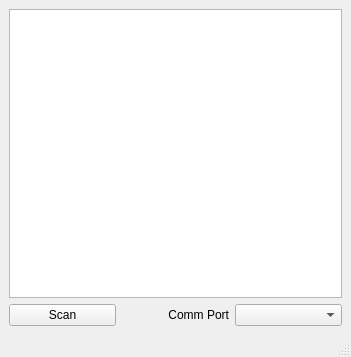
Qt form mainwindow.ui (W8LID/WSFree) before a commit.
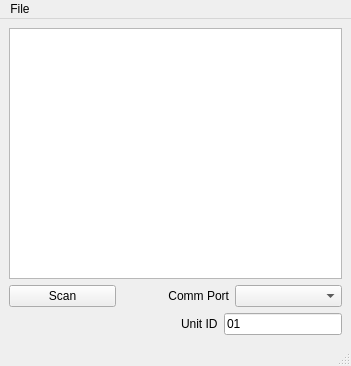
The same form after that commit.

Commit message: Added reset all under file menu, added text box to change unit ID.

The edit to the form file:
```diff
--- a/mainwindow.ui
+++ b/mainwindow.ui
@@ -7,7 +7,7 @@
     <x>0</x>
     <y>0</y>
     <width>351</width>
-    <height>357</height>
+    <height>366</height>
    </rect>
   </property>
   <property name="minimumSize">
@@ -55,6 +55,33 @@
       </item>
      </layout>
     </item>
+    <item row="6" column="0">
+     <layout class="QHBoxLayout" name="horizontalLayout_2">
+      <item>
+       <widget class="QLabel" name="label_2">
+        <property name="text">
+         <string>Unit ID</string>
+        </property>
+        <property name="margin">
+         <number>0</number>
+        </property>
+        <property name="indent">
+         <number>172</number>
+        </property>
+       </widget>
+      </item>
+      <item>
+       <widget class="QLineEdit" name="unitID">
+        <property name="layoutDirection">
+         <enum>Qt::RightToLeft</enum>
+        </property>
+        <property name="text">
+         <string>01</string>
+        </property>
+       </widget>
+      </item>
+     </layout>
+    </item>
    </layout>
   </widget>
   <widget class="QMenuBar" name="menubar">
@@ -63,9 +90,16 @@
      <x>0</x>
      <y>0</y>
      <width>351</width>
-     <height>21</height>
+     <height>22</height>
     </rect>
    </property>
+   <widget class="QMenu" name="menuFile">
+    <property name="title">
+     <string>File</string>
+    </property>
+    <addaction name="actionReset"/>
+   </widget>
+   <addaction name="menuFile"/>
   </widget>
   <widget class="QStatusBar" name="statusbar"/>
  </widget>
```
Left out of the diff: 10 changed lines with no effect on the pictures. The commit also changes 2 other files.
